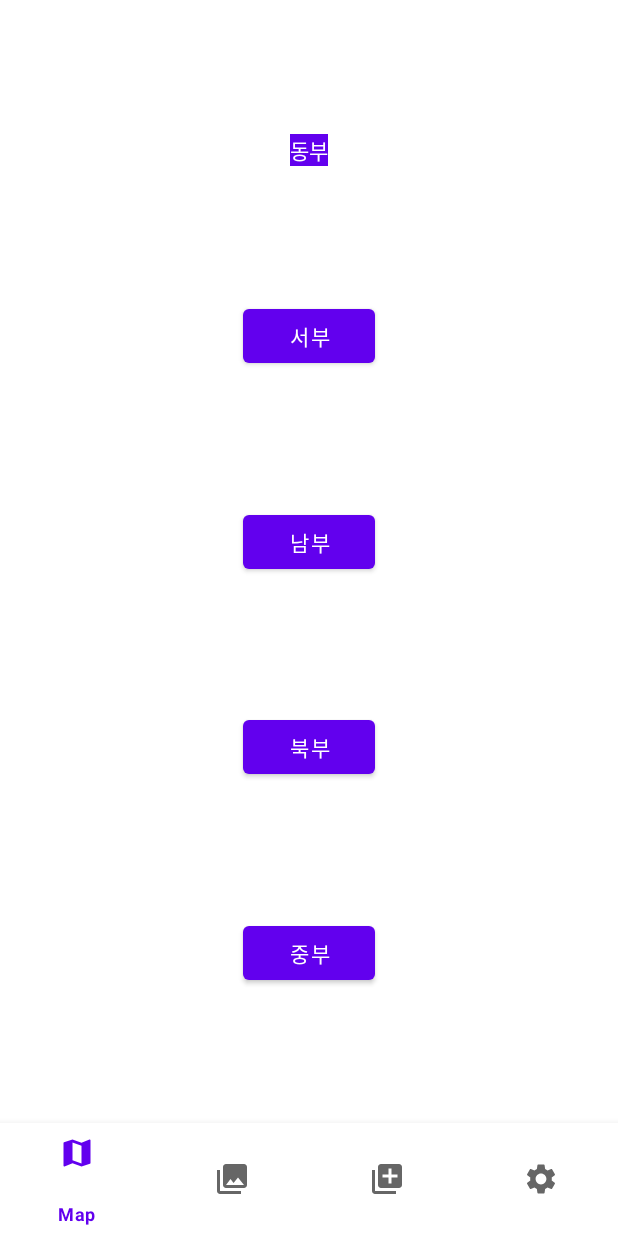
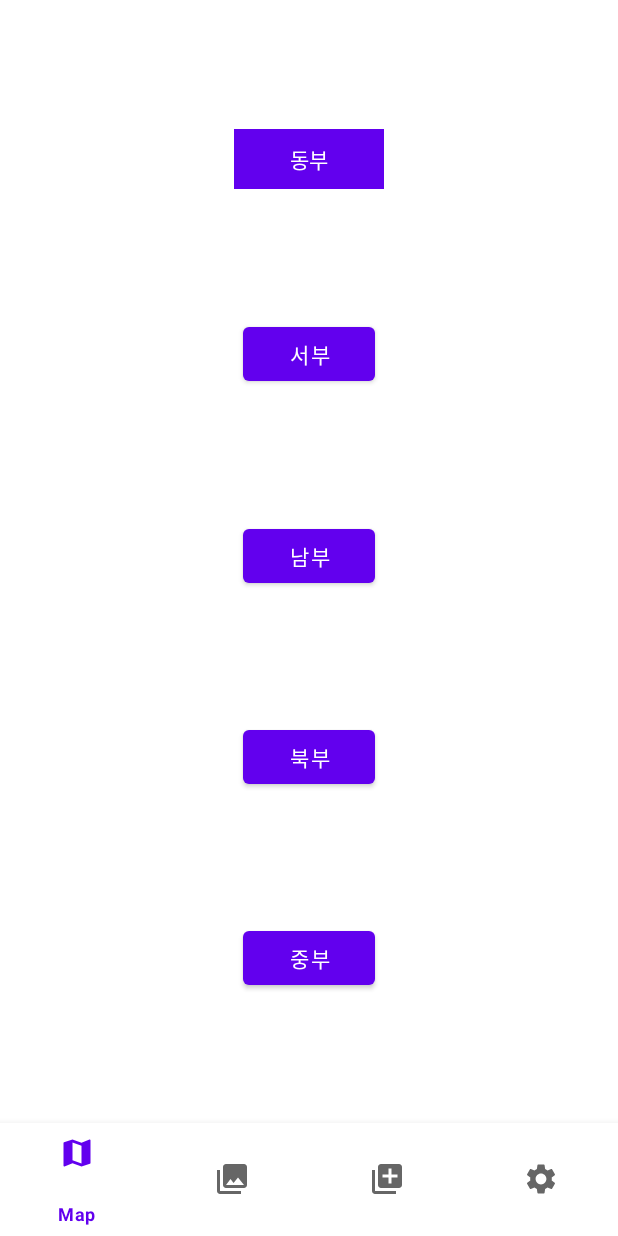
Before and after one commit to SnoopyKim/FootStamp, an Android app: the screen it shows after launch (MainActivity), on a phone screen of 412 x 824 dp. Run offline under Robolectric (Android 15) with nearby library versions, the phone set to English and light mode, and no system bars; our stand-ins replace navigation-ui.

Commit message:
Scene Transition 성공

```diff
--- a/app/src/main/res/layout/scene_map_area.xml
+++ b/app/src/main/res/layout/scene_map_area.xml
@@ -6,22 +6,26 @@
     android:layout_height="match_parent"
     xmlns:app="http://schemas.android.com/apk/res-auto">
 
-    <LinearLayout
+    <androidx.constraintlayout.widget.ConstraintLayout
         android:id="@+id/btn_east"
-        android:layout_width="wrap_content"
-        android:layout_height="wrap_content"
+        android:layout_width="100dp"
+        android:layout_height="40dp"
         android:background="@color/purple_500"
         app:layout_constraintStart_toStartOf="parent"
         app:layout_constraintEnd_toEndOf="parent"
         app:layout_constraintTop_toTopOf="parent"
-        app:layout_constraintBottom_toTopOf="@+id/btn_west"
-        android:orientation="horizontal">
+        app:layout_constraintBottom_toTopOf="@+id/btn_west">
         <TextView
             android:layout_width="wrap_content"
             android:layout_height="wrap_content"
             android:text="동부"
-            android:textColor="@color/white" />
-    </LinearLayout>
+            android:textColor="@color/white"
+            app:layout_constraintTop_toTopOf="parent"
+            app:layout_constraintBottom_toBottomOf="parent"
+            app:layout_constraintStart_toStartOf="parent"
+            app:layout_constraintEnd_toEndOf="parent"/>
+
+    </androidx.constraintlayout.widget.ConstraintLayout>
     <Button
         android:id="@+id/btn_west"
         android:layout_width="wrap_content"
```
Also changed, not shown: app/src/main/java/project/android/footstamp/fragment/MapFragment.kt (+19 -10 lines), app/src/main/res/drawable/ic_baseline_chevron_left_24.xml (added, +10 -0 lines), app/src/main/res/layout/scene_map_district_east.xml (+36 -5 lines).
